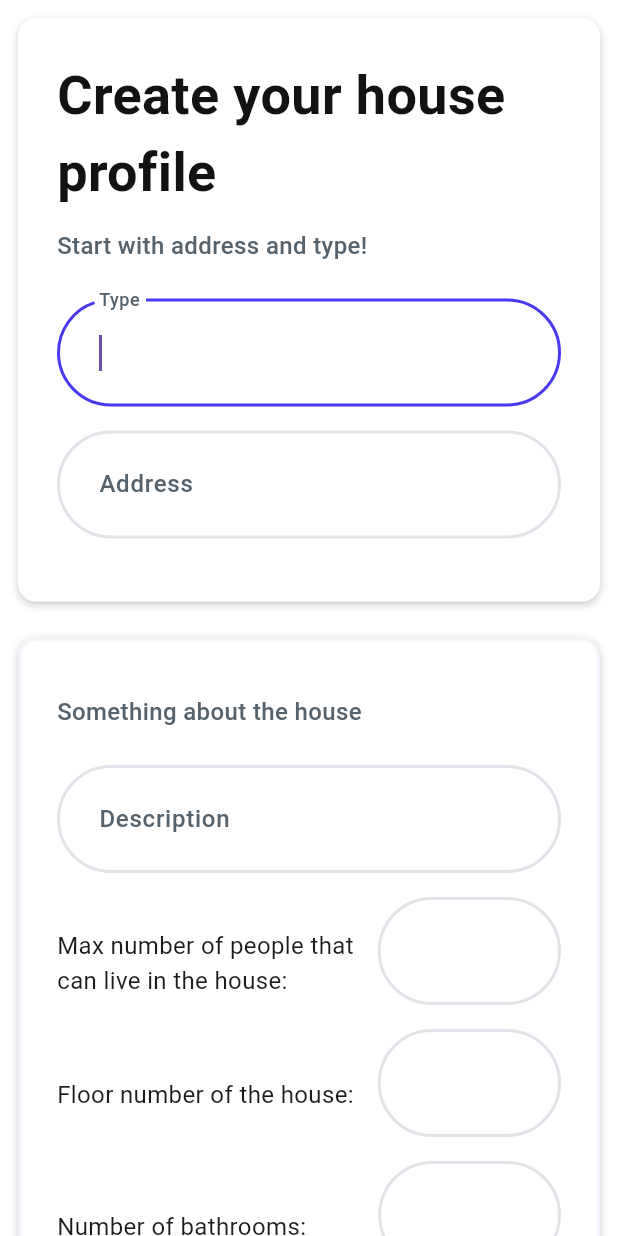
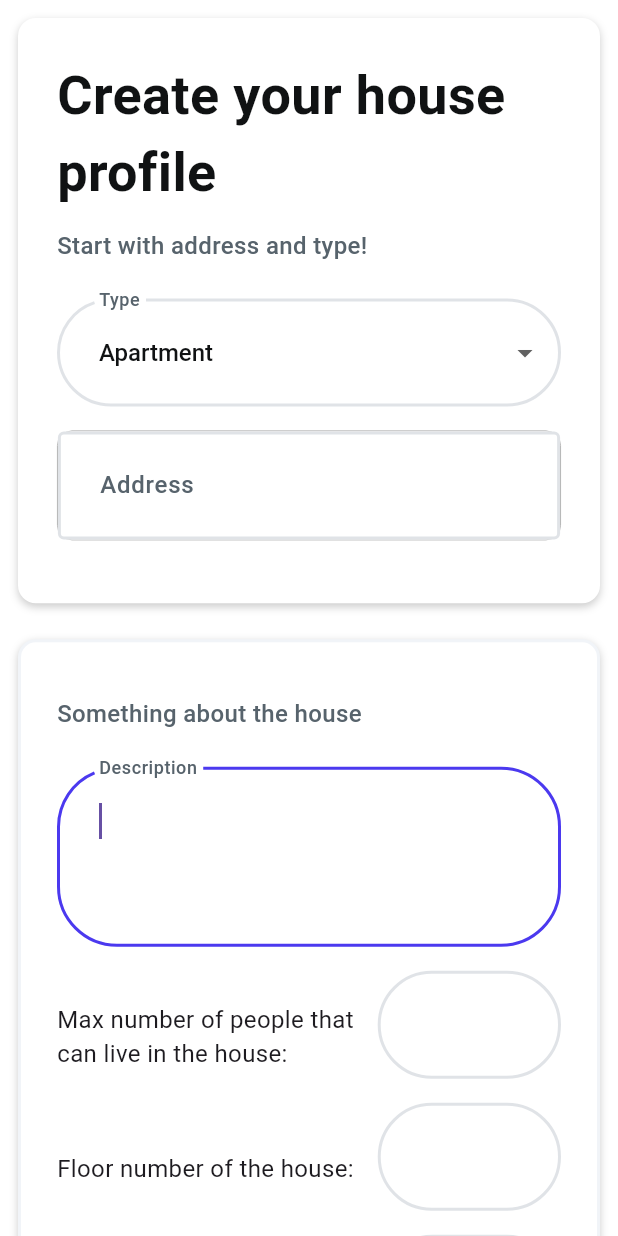
Before and after one commit to antonio-mercurio/DIMAproject, a Flutter app: the screen it shows after launch, on a phone screen of 412 x 824 dp. Run offline on Flutter 3.47's test engine with Material 3 defaults, Android fonts, the phone set to English and light mode, and no system bars; drawn by our look-alikes of google_places_flutter; our stand-ins replace cloud_firestore, firebase_auth, firebase_core, firebase_storage, flutter_spinkit, google_maps_flutter and 2 more; missing offline and left inert: dart:ffi, geocoding_resolver; accounts and stored records are empty; Roboto replaces fonts that are missing (Plus Jakarta Sans, Readex Pro).

Commit message:
form house 2

```diff
--- a/prva/lib/form_house_profile_adj.dart
+++ b/prva/lib/form_house_profile_adj.dart
@@ -1,5 +1,10 @@
 
 import 'package:flutter/material.dart';
+import 'package:flutter/rendering.dart';
+import 'package:geocoding_resolver/geocoding_resolver.dart';
+import 'package:google_maps_flutter/google_maps_flutter.dart';
+import 'package:google_places_flutter/google_places_flutter.dart';
+import 'package:google_places_flutter/model/prediction.dart';
 import 'package:intl/intl.dart';
 import 'package:prva/schermiProva.dart';
 
@@ -15,6 +20,22 @@ class _FormHouseAdjState extends State<FormHouseAdj> {
 
   final scaffoldKey = GlobalKey<FormState>();
 
+  TextEditingController controller = TextEditingController();
+  late LatLng selLocation;
+
+  int? _numberBathroom;
+  int? _floorNumber;
+  int? _numberPeople;
+  double? _price;
+  String? _description;
+  String? _type;
+   final List<String> typeOfAppartament = [
+    "Apartment",
+    "Single room",
+    "Double room",
+    "Studio apartment",
+    "Two-room apartment",
+  ];
   DateTime? _startDate;
   DateTime? _endDate;
   List<String> imageURLs =  ['', '', '', ''];
@@ -62,6 +83,8 @@ class _FormHouseAdjState extends State<FormHouseAdj> {
           child: Align(
             alignment: AlignmentDirectional(0, -1),
             child: SingleChildScrollView(
+              child: Form(
+                key: scaffoldKey,
               child: Column(
                 mainAxisSize: MainAxisSize.max,
                 mainAxisAlignment: MainAxisAlignment.center,
@@ -125,10 +148,14 @@ class _FormHouseAdjState extends State<FormHouseAdj> {
                                     EdgeInsetsDirectional.fromSTEB(0, 0, 0, 16),
                                 child: Container(
                                   width: double.infinity,
-                                  child: TextFormField(
-                                    autofocus: true,
-                                    autofillHints: [AutofillHints.email],
-                                    obscureText: false,
+
+                                  child: DropdownButtonFormField(
+                                    style: TextStyle(
+                                        fontFamily: 'Plus Jakarta Sans',
+                                        color: Color(0xFF101213),
+                                        fontSize: 16,
+                                        fontWeight: FontWeight.w500,
+                                      ),
                                     decoration: InputDecoration(
                                       labelText: 'Type',
                                       labelStyle: TextStyle(
@@ -172,14 +199,15 @@ class _FormHouseAdjState extends State<FormHouseAdj> {
                                         fillColor: Colors.white,
                                         contentPadding: EdgeInsets.all(24),
                                       ),
-                                      style: TextStyle(
-                                        fontFamily: 'Plus Jakarta Sans',
-                                        color: Color(0xFF101213),
-                                        fontSize: 16,
-                                        fontWeight: FontWeight.w500,
-                                      ),
-                                    //validator:
-                                  ),
+                    value: _type ?? "Apartment",
+                    items: typeOfAppartament.map((type) {
+                      return DropdownMenuItem(
+                        value: type,
+                        child: Text('${type} '),
+                      );
+                    }).toList(),
+                    onChanged: (val) => setState(() => _type = val)),
+
                                 ),
                               ),
                               Padding(
@@ -187,11 +215,10 @@ class _FormHouseAdjState extends State<FormHouseAdj> {
                                     EdgeInsetsDirectional.fromSTEB(0, 0, 0, 16),
                                 child: Container(
                                   width: double.infinity,
-                                  child: TextFormField(
-                                    autofocus: true,
-                                    autofillHints: [AutofillHints.addressCity],
-                                    obscureText: false,
-                                    decoration: InputDecoration(
+                                  child: GooglePlaceAutoCompleteTextField(
+                textEditingController: controller,
+                googleAPIKey: "AIzaSyD8yblyesPc-09bye4ZF9KlO95G6RhhlmA",
+                inputDecoration: InputDecoration(
                                       labelText: 'Address',
                                       labelStyle: TextStyle(
                                           fontFamily: 'Plus Jakarta Sans',
@@ -204,46 +231,79 @@ class _FormHouseAdjState extends State<FormHouseAdj> {
                                           color: Color(0xFFE0E3E7),
                                           width: 2,
                                         ),
-                                        borderRadius: BorderRadius.circular(40),
                                       ),
                                       focusedBorder: OutlineInputBorder(
                                           borderSide: BorderSide(
                                             color: Color(0xFF4B39EF),
                                             width: 2,
                                           ),
-                                          borderRadius:
-                                              BorderRadius.circular(40),
                                         ),
                                         errorBorder: OutlineInputBorder(
                                           borderSide: BorderSide(
                                             color: Color(0xFFFF5963),
                                             width: 2,
                                           ),
-                                          borderRadius:
-                                              BorderRadius.circular(40),
                                         ),
                                         focusedErrorBorder: OutlineInputBorder(
                                           borderSide: BorderSide(
                                             color: Color(0xFFFF5963),
                                             width: 2,
                                           ),
-                                          borderRadius:
-                                              BorderRadius.circular(40),
                                         ),
                                         filled: true,
                                         fillColor: Colors.white,
                                         contentPadding: EdgeInsets.all(24),
                                       ),
-                                      style: TextStyle(
-                                        fontFamily: 'Plus Jakarta Sans',
-                                        color: Color(0xFF101213),
-                                        fontSize: 16,
-                                        fontWeight: FontWeight.w500,
-                                      ),
-                                    /*validator: _model
-                                        .addressController1Validator
-                                        .asValidator(context),*/
-                                  ),
+                debounceTime: 800, // default 600 ms,
+                countries: ["it", "fr"], // optional by default null is set
+                isLatLngRequired:
+                    true, // if you required coordinates from place detail
+                getPlaceDetailWithLatLng: (Prediction prediction) async {
+                  // this method will return latlng with place detail
+                  print("placeDetails LNG " + prediction.lng.toString());
+                  print("placeDetails LAT " + prediction.lat.toString());
+                  if (prediction.lng != null && prediction.lat != null) {
+                    selLocation = LatLng(
+                        double.parse(prediction.lat.toString()),
+                        double.parse(prediction.lng.toString()));
+                    var address = await GeoCoder().getAddressFromLatLng(
+                        latitude: selLocation.latitude,
+                        longitude: selLocation.longitude);
+                    //qui accedo ad address e prendo i dettagli che mi servono
+
+                    print('${address.addressDetails.city}');
+                  }
+                }, // this callback is called when isLatLngRequired is true
+
+                itemClick: (Prediction prediction) {
+                  controller.text = prediction.description!;
+                  controller.selection = TextSelection.fromPosition(
+                      TextPosition(offset: prediction.description!.length));
+                },
+                // if we want to make custom list item builder
+                itemBuilder: (context, index, Prediction prediction) {
+                  return Container(
+                    padding: EdgeInsets.all(10),
+                    child: Row(
+                      children: [
+                        Icon(Icons.location_on),
+                        SizedBox(
+                          width: 7,
+                        ),
+                        Expanded(child: Text("${prediction.description ?? ""}"))
+                      ],
+                    ),
+                  );
+                },
+                // if you want to add seperator between list items
+                seperatedBuilder: Divider(),
+                // want to show close icon
+                isCrossBtnShown: true,
+                // optional container padding
+                //containerHorizontalPadding: 10,
+              )
+
+
                                 ),
                               ),
                             ],
@@ -302,6 +362,7 @@ class _FormHouseAdjState extends State<FormHouseAdj> {
                                 child: Container(
                                   width: double.infinity,
                                   child: TextFormField(
+                                    maxLines: 3,
                                     autofocus: true,
                                     autofillHints: [AutofillHints.email],
                                     obscureText: false,
@@ -354,9 +415,11 @@ class _FormHouseAdjState extends State<FormHouseAdj> {
                                         fontSize: 16,
                                         fontWeight: FontWeight.w500,
                                       ),
-                                    /*validator: _model
-                                        .descriptionControllerValidator
-                                        .asValidator(context),*/
+                                     validator: (val) => val!.isEmpty
+                                          ? 'Please enter description'
+                                          : null,
+                                      onChanged: (val) =>
+                                          setState(() => _description = val),
                                   ),
                                 ),
                               ),
@@ -423,9 +486,11 @@ class _FormHouseAdjState extends State<FormHouseAdj> {
                                         fontWeight: FontWeight.w500,
                                       ),
                                           keyboardType: TextInputType.number,
-                                         /* validator: _model
-                                              .addressController2Validator
-                                              .asValidator(context),*/
+                                          validator: (val) =>
+                      val!.isEmpty ? 'Please enter a number' : null,
+                  onChanged: (val) =>
+                      setState(() => _numberPeople = (int.parse(val)))
+
                                         ),
                                       ),
                                     ),
@@ -496,9 +561,10 @@ class _FormHouseAdjState extends State<FormHouseAdj> {
                                         fontWeight: FontWeight.w500,
                                       ),
                                           keyboardType: TextInputType.number,
-                                          /*validator: _model
-                                              .addressController3Validator
-                                              .asValidator(context),*/
+                                         validator: (val) =>
+                      val!.isEmpty ? 'Please enter a number' : null,
+                  onChanged: (val) =>
+                      setState(() => _floorNumber = (int.parse(val)))
                                         ),
                                       ),
                                     ),
@@ -568,9 +634,10 @@ class _FormHouseAdjState extends State<FormHouseAdj> {
                                         fontWeight: FontWeight.w500,
                                       ),
                                           keyboardType: TextInputType.number,
-                                         /* validator: _model
-                                              .addressController4Validator
-                                              .asValidator(context),*/
+                                         validator: (val) =>
+                      val!.isEmpty ? 'Please enter a number' : null,
+                  onChanged: (val) =>
+                      setState(() => _numberBathroom = (int.parse(val)))
                                         ),
                                       ),
                                     ),
@@ -584,9 +651,6 @@ class _FormHouseAdjState extends State<FormHouseAdj> {
                     ),
                   ),
 
-
-
-                // Generated code for this Container Widget...
 Padding(
   padding: EdgeInsets.all(12),
   child: Container(
@@ -837,8 +901,10 @@ Padding(
                                       ),
                   keyboardType:
                       const TextInputType.numberWithOptions(decimal: true),
-                  //validator: _model.descriptionController3Validator
-                   //   .asValidator(context),
+                  validator: (val) =>
+                      val!.isEmpty ? 'Please enter a price' : null,
+                  onChanged: (val) =>
+                      setState(() => _price = (double.parse(val)))
                 ),
               ),
             ),
@@ -848,8 +914,6 @@ Padding(
     ),
   ),
 ),
-
-
 
  Padding(
                       padding: const EdgeInsets.all(12),
@@ -1173,13 +1237,71 @@ Padding(
                       ),
                     ),
 
+                    Align(
+                      alignment: const AlignmentDirectional(0, 0),
+                      child: Padding(
+                        padding:
+                            const EdgeInsetsDirectional.fromSTEB(0, 0, 0, 16),
+                        child: ElevatedButton(
+                          onPressed: () async {
+                            if (scaffoldKey.currentState!.validate()) {
+                              if(_startDate!.isBefore(_endDate!)){
+                              if ( imageURLs[0] != ''
+                                   /*&& imageURLs[0]!='' && imageURLs[0]!='' && imageURLs[0]!=''*/) {
+                                setState(() {});
 
+                                print(_price);
+                                print(_numberBathroom);
 
+                              } else {
+                                ScaffoldMessenger.of(context).showSnackBar(
+                                  const SnackBar(
+                                    content: Text(
+                                      'Insert the photos!',
+                                    ),
+                                  ),
+                                );
+                                return;
+                              }
+                            }else{
+                              ScaffoldMessenger.of(context).showSnackBar(
+                                  const SnackBar(
+                                    content: Text(
+                                      'End date is before start date!',
+                                    ),
+                                  ),
+                                );
+                                return;
+                            }
+                            }
+                          },
+                          style: ElevatedButton.styleFrom(
+                            fixedSize: const Size(230, 52),
+                            backgroundColor: Colors.black,
+                            elevation: 3.0,
+                            side: const BorderSide(
+                              color: Colors.transparent,
+                              width: 1,
+                            ),
+                          ),
+                          child: const Text(
+                            'Create',
+                            style: TextStyle(
+                              fontFamily: 'Plus Jakarta Sans',
+                              color: Colors.white,
+                              fontSize: 16,
+                              fontWeight: FontWeight.w500,
+                            ),
+                          ),
+                        ),
+                      ),
+                    ),
                 ],
               ),
             ),
           ),
         ),
+        )
     );
   }
 }
```
